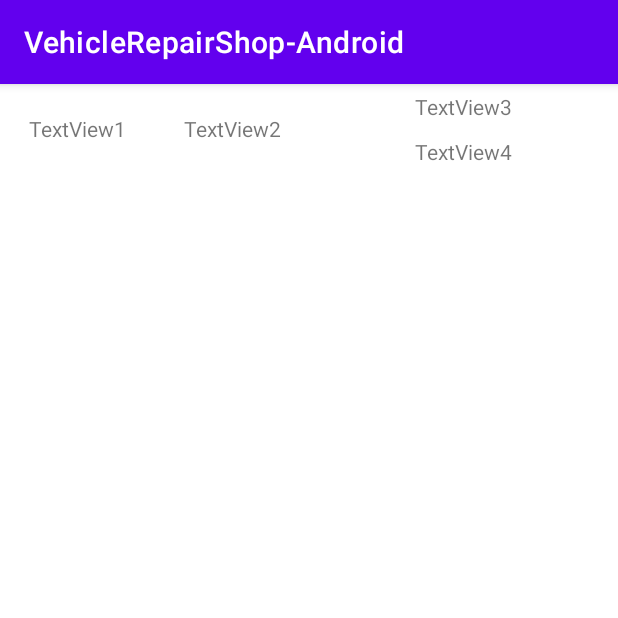
After one commit to McGill-ECSE321-Winter2021/project-group-06, an Android app: the fragment ServiceFragment shown on its own in the app's theme, on a phone screen of 412 x 824 dp, the top half of it. The commit adds this screen. Run offline under Robolectric (Android 15) with nearby library versions, the phone set to English and light mode, and no system bars; 1 statement that could not run was skipped.

```diff
--- a/VehicleRepairShop-Android/app/build.gradle
+++ b/VehicleRepairShop-Android/app/build.gradle
@@ -40,4 +40,7 @@ dependencies {
     androidTestImplementation 'androidx.test.espresso:espresso-core:3.2.0'
     implementation 'androidx.annotation:annotation:1.1.0'
     implementation 'com.loopj.android:android-async-http:1.4.9'
+
+    implementation 'de.codecrafters.tableview:tableview:2.8.0'
+
 }
--- /dev/null
+++ b/VehicleRepairShop-Android/app/src/main/java/ca/mcgill/ecse321/vehiclerepairshop/ServiceFragment.java
@@ -0,0 +1,34 @@
+package ca.mcgill.ecse321.vehiclerepairshop;
+
+import android.app.Activity;
+import android.os.Bundle;
+import android.view.LayoutInflater;
+import android.view.View;
+import android.view.ViewGroup;
+
+import androidx.annotation.NonNull;
+import androidx.fragment.app.Fragment;
+import androidx.navigation.fragment.NavHostFragment;
+
+public class ServiceFragment extends Fragment {
+    @Override
+    public View onCreateView(
+            LayoutInflater inflater, ViewGroup container,
+            Bundle savedInstanceState
+    ) {
+        // Inflate the layout for this fragment
+        return inflater.inflate(R.layout.fragment_service, container, false);
+    }
+
+    public void onViewCreated(@NonNull View view, Bundle savedInstanceState) {
+        super.onViewCreated(view, savedInstanceState);
+
+        view.findViewById(R.id.button_service).setOnClickListener(new View.OnClickListener() {
+            @Override
+            public void onClick(View view) {
+                NavHostFragment.findNavController(ServiceFragment.this)
+                        .navigate(R.id.action_SecondFragment_to_FirstFragment);
+            }
+        });
+    }
+}
--- /dev/null
+++ b/VehicleRepairShop-Android/app/src/main/res/layout/fragment_service.xml
@@ -0,0 +1,70 @@
+<?xml version="1.0" encoding="utf-8"?>
+<androidx.constraintlayout.widget.ConstraintLayout xmlns:android="http://schemas.android.com/apk/res/android"
+    android:layout_width="match_parent"
+    android:layout_height="match_parent"
+    xmlns:tools="http://schemas.android.com/tools"
+    tools:context=".ServiceFragment"
+    xmlns:app="http://schemas.android.com/apk/res-auto">
+
+    <LinearLayout xmlns:android="http://schemas.android.com/apk/res/android"
+        android:orientation="horizontal"
+        android:layout_width="match_parent"
+        android:layout_height="match_parent"
+        android:weightSum="100">
+        <LinearLayout
+            android:orientation="horizontal"
+            android:layout_width="match_parent"
+            android:layout_height="wrap_content"
+            android:layout_weight="50">
+
+            <TextView
+                android:gravity="center"
+                android:textAlignment="center"
+                android:text="TextView1"
+                android:layout_width="match_parent"
+                android:layout_height="60dp"
+                android:id="@+id/textView1"
+                android:layout_weight="75"/>
+            <TextView
+                android:gravity="center"
+                android:textAlignment="center"
+                android:text="TextView2"
+                android:layout_width="match_parent"
+                android:layout_height="60dp"
+                android:id="@+id/textView2"
+                android:layout_weight="75"/>
+
+        </LinearLayout>
+
+        <LinearLayout
+            android:orientation="vertical"
+            android:layout_width="match_parent"
+            android:layout_height="wrap_content"
+            android:layout_weight="50">
+
+            <TextView
+                android:gravity="center"
+                android:text="TextView3"
+                android:layout_width="match_parent"
+                android:layout_height="30dp"
+                android:id="@+id/textView3"/>
+
+            <TextView
+                android:gravity="center"
+                android:text="TextView4"
+                android:layout_width="match_parent"
+                android:layout_height="30dp"
+                android:id="@+id/textView4"
+                android:layout_below="@+id/textView4"/>
+<!--            <TextView-->
+<!--                android:gravity="center"-->
+<!--                android:text="TextView5"-->
+<!--                android:layout_width="match_parent"-->
+<!--                android:layout_height="30dp"-->
+<!--                android:id="@+id/textView5"-->
+<!--                android:layout_below="@+id/textView5"/>-->
+        </LinearLayout>
+
+    </LinearLayout>
+
+</androidx.constraintlayout.widget.ConstraintLayout>
--- a/VehicleRepairShop-Android/app/src/main/res/values/strings.xml
+++ b/VehicleRepairShop-Android/app/src/main/res/values/strings.xml
@@ -9,4 +9,7 @@
 
     <string name="hello_first_fragment">Hello first fragment</string>
     <string name="hello_second_fragment">Hello second fragment. Arg: %1$s</string>
+
+    <string name="newperson_hint">Who?</string>
+    <string name="newperson_button">Add Person</string>
 </resources>
--- /dev/null
+++ b/VehicleRepairShop-Backend/src/main/resources/application.properties
@@ -0,0 +1,6 @@
+server.port=${PORT:8080}
+
+spring.jpa.properties.hibernate.temp.use_jdbc_metadata_defaults = false
+spring.jpa.database-platform=org.hibernate.dialect.PostgreSQL9Dialect
+spring.jpa.hibernate.ddl-auto=update
+spring.datasource.url=jdbc:postgresql://ec2-3-213-85-90.compute-1.amazonaws.com:5432/d5c0lp280rnr23?password=4d426e83bc615cec96f331fcac95821b92300121157528f4c33ed13d42df5f44&sslmode=require&user=fafwfyfrjfnhgc
```
Also changed, not shown: VehicleRepairShop-Android/app/src/main/java/ca/mcgill/ecse321/vehiclerepairshop/MainActivity.java (+33 -0 lines), VehicleRepairShop-Android/app/src/main/java/ca/mcgill/ecse321/vehiclerepairshop/OfferedService.java (added, +52 -0 lines), VehicleRepairShop-Android/app/src/main/java/ca/mcgill/ecse321/vehiclerepairshop/OfferedServiceAdapter.java (added, +63 -0 lines), VehicleRepairShop-Android/app/src/main/res/layout/activity_main.xml (+7 -0 lines), VehicleRepairShop-Android/app/src/main/res/layout/content_main.xml (+38 -35 lines), VehicleRepairShop-Android/app/src/main/res/layout/fragment_second.xml (+13 -1 lines), VehicleRepairShop-Android/app/src/main/res/navigation/nav_graph.xml (+12 -0 lines), VehicleRepairShop-Backend/src/main/java/ca/mcgill/ecse321/vehiclerepairshop/dao/TimeSlotRepository.java (added, +14 -0 lines), VehicleRepairShop-Backend/src/main/java/ca/mcgill/ecse321/vehiclerepairshop/model/Garage.java (added, +41 -0 lines).
